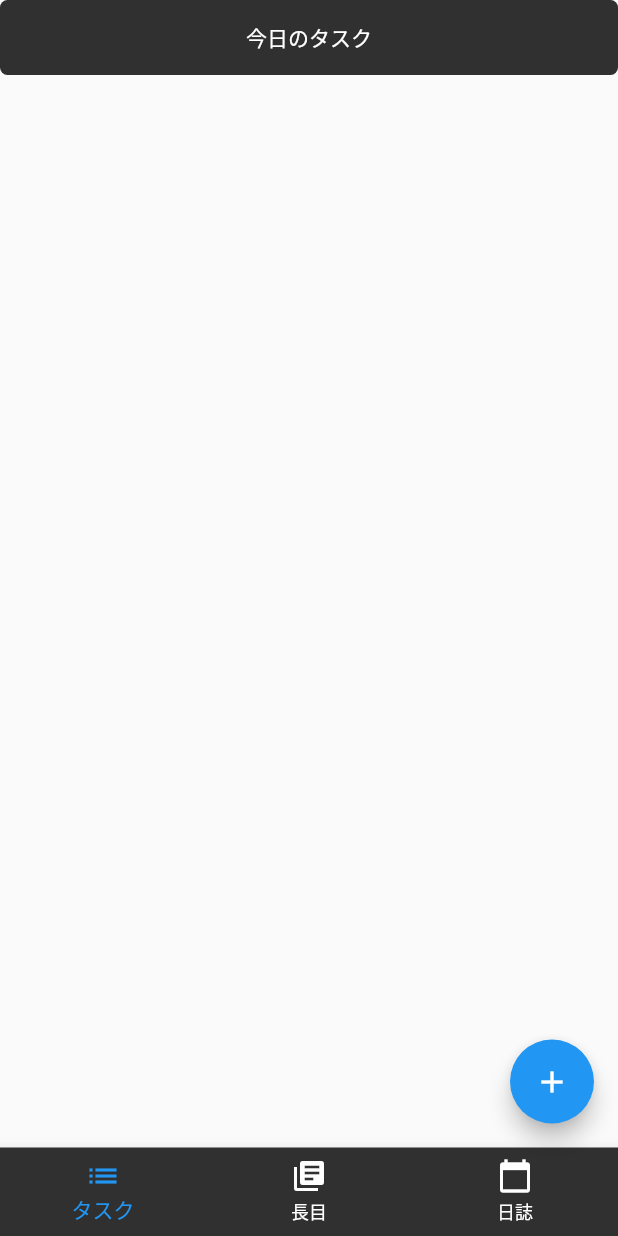
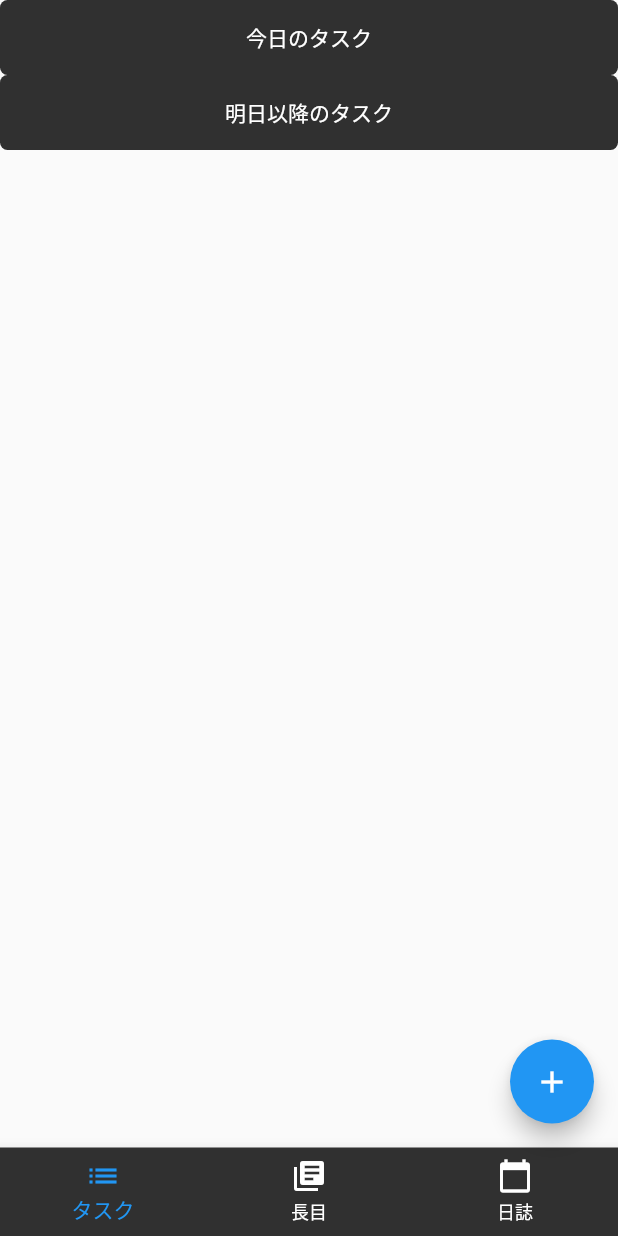
Before and after one commit to yoichiyy/taskapp2, a Flutter app: the screen it shows after launch, on a phone screen of 412 x 824 dp. Run offline on Flutter 3.47's test engine with Material 2 defaults, Android fonts, the phone set to English and light mode, and no system bars.

Commit message:
「明日以降のタスク」バーを作成

```diff
--- a/lib/pages/task_list.dart
+++ b/lib/pages/task_list.dart
@@ -22,6 +22,22 @@ class TaskList extends StatelessWidget {
                 borderRadius: BorderRadius.circular(5),
               ),
             ),
+
+            Container(
+              constraints: BoxConstraints.expand(height: 50),
+              child: Center(
+                child: Text(
+                  "明日以降のタスク",
+                  style: TextStyle(
+                    color: Colors.white,
+                  ),
+                ),
+              ),
+              decoration: BoxDecoration(
+                color: Colors.grey[850],
+                borderRadius: BorderRadius.circular(5),
+              ),
+            ),
           ],
         ),
       ),
```
